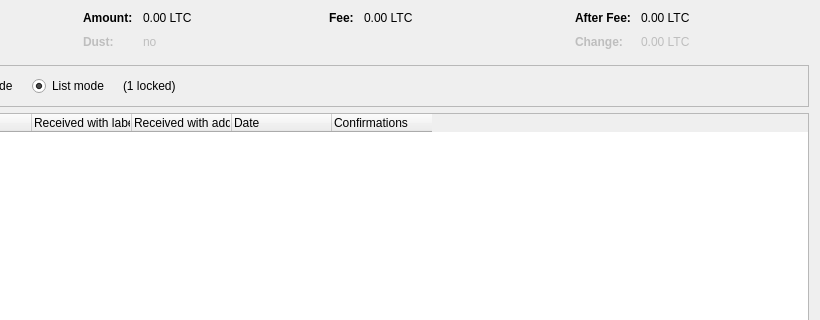
This is src/qt/forms/coincontroldialog.ui in sugarchain-project/yumekawa as Qt 5 draws it before an edit; both pictures show x 180 to 1000 and y 0 to 320 of the 1000 by 500 pixel window. The edited form follows.
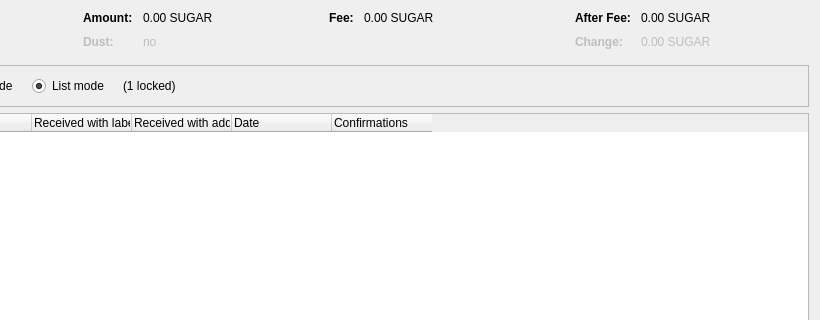
This is the edited form. Custom widgets are drawn as their Qt base class.

Commit message: git grep -l 'LTC' | xargs sed -i 's#LTC#SUGAR#g'

Patch:
```diff
--- a/src/qt/forms/coincontroldialog.ui
+++ b/src/qt/forms/coincontroldialog.ui
@@ -132,7 +132,7 @@
           <enum>Qt::ActionsContextMenu</enum>
          </property>
          <property name="text">
-          <string notr="true">0.00 LTC</string>
+          <string notr="true">0.00 SUGAR</string>
          </property>
          <property name="textInteractionFlags">
           <set>Qt::LinksAccessibleByMouse|Qt::TextSelectableByKeyboard|Qt::TextSelectableByMouse</set>
@@ -212,7 +212,7 @@
           <enum>Qt::ActionsContextMenu</enum>
          </property>
          <property name="text">
-          <string notr="true">0.00 LTC</string>
+          <string notr="true">0.00 SUGAR</string>
          </property>
          <property name="textInteractionFlags">
           <set>Qt::LinksAccessibleByMouse|Qt::TextSelectableByKeyboard|Qt::TextSelectableByMouse</set>
@@ -257,7 +257,7 @@
           <enum>Qt::ActionsContextMenu</enum>
          </property>
          <property name="text">
-          <string notr="true">0.00 LTC</string>
+          <string notr="true">0.00 SUGAR</string>
          </property>
          <property name="textInteractionFlags">
           <set>Qt::LinksAccessibleByMouse|Qt::TextSelectableByKeyboard|Qt::TextSelectableByMouse</set>
@@ -292,7 +292,7 @@
           <enum>Qt::ActionsContextMenu</enum>
          </property>
          <property name="text">
-          <string notr="true">0.00 LTC</string>
+          <string notr="true">0.00 SUGAR</string>
          </property>
          <property name="textInteractionFlags">
           <set>Qt::LinksAccessibleByMouse|Qt::TextSelectableByKeyboard|Qt::TextSelectableByMouse</set>
```
The commit also changes 5 other files.
